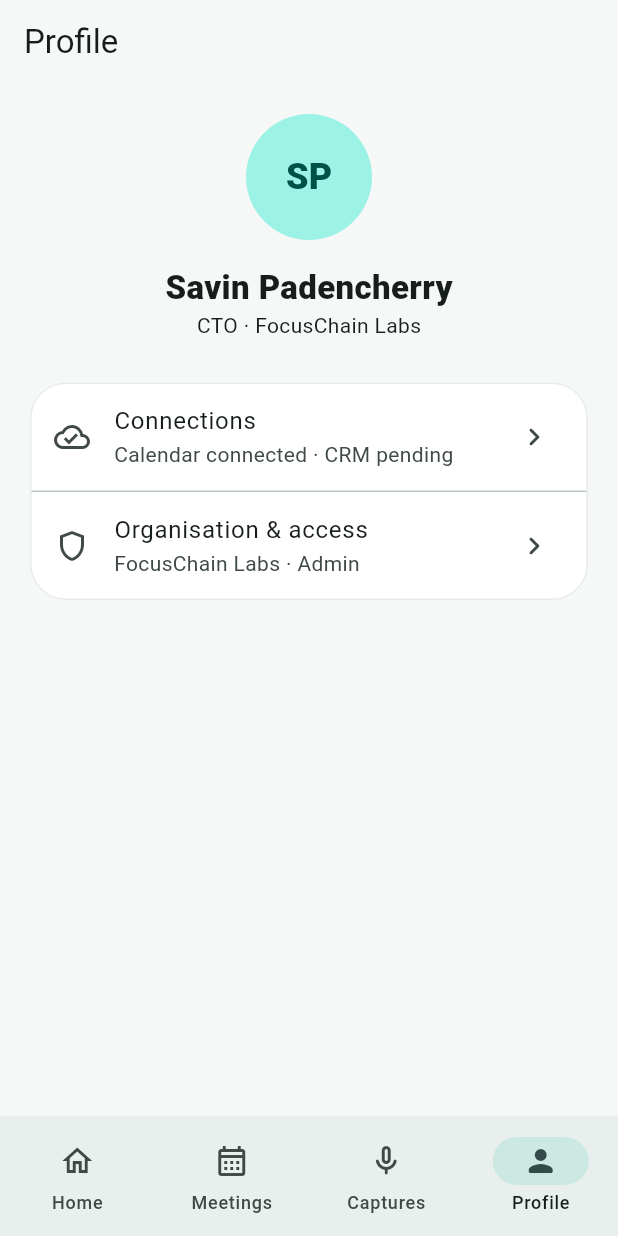
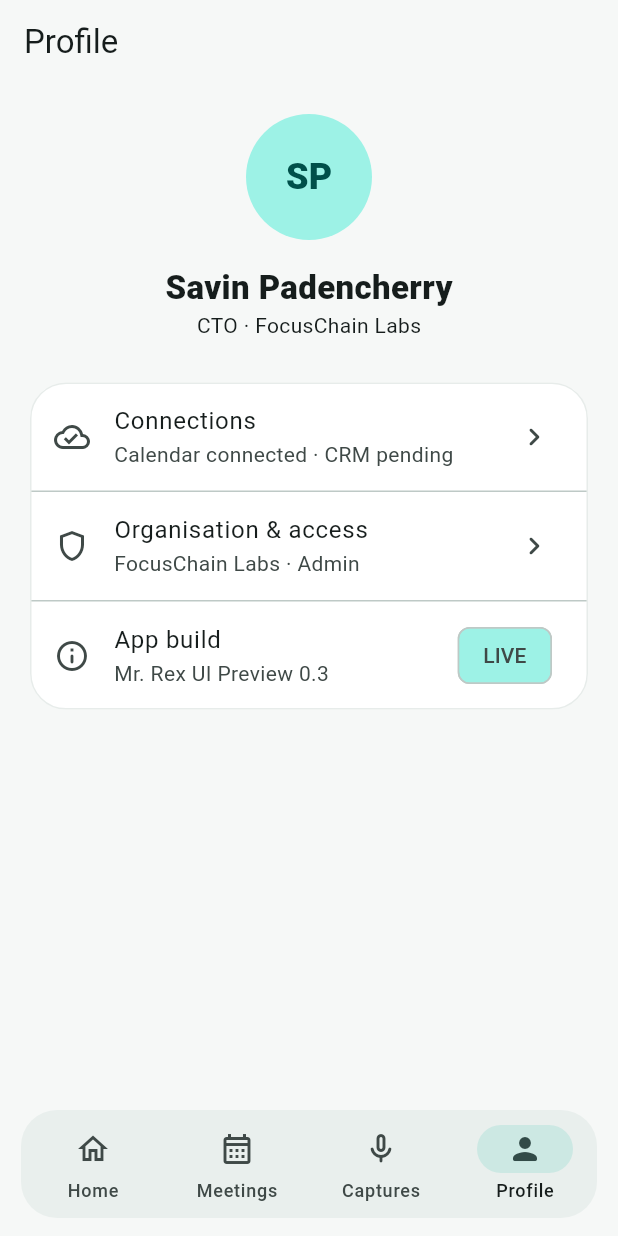
Before and after one commit to savinpadencherry/Focuschainlabs_mobile, a Flutter app: the screen it shows after launch, item 4 of the bottom bar chosen, on a phone screen of 412 x 824 dp. Run offline on Flutter 3.47's test engine with Material 3 defaults, Android fonts, the phone set to English and light mode, and no system bars; our stand-ins replace bloc, equatable, get_it.

Commit message:
feat: polish navigation and add visible UI build marker

```diff
--- a/lib/views/main_shell/main_shell_view.dart
+++ b/lib/views/main_shell/main_shell_view.dart
@@ -25,7 +25,14 @@ class _MainShellViewState extends State<MainShellView> {
   Widget build(BuildContext context) {
     return Scaffold(
       body: IndexedStack(index: _index, children: _pages),
-      bottomNavigationBar: NavigationBar(
+      bottomNavigationBar: SafeArea(
+        top: false,
+        child: Padding(
+          padding: const EdgeInsets.fromLTRB(14, 0, 14, 12),
+          child: ClipRRect(
+            borderRadius: BorderRadius.circular(24),
+            child: NavigationBar(
+              height: 72,
               selectedIndex: _index,
               onDestinationSelected: (int value) {
                 setState(() => _index = value);
@@ -53,6 +60,9 @@ class _MainShellViewState extends State<MainShellView> {
                 ),
               ],
             ),
+          ),
+        ),
+      ),
     );
   }
 }
@@ -77,21 +87,31 @@ class _ProfileView extends StatelessWidget {
           ),
           const Center(child: Text('CTO · FocusChain Labs')),
           const SizedBox(height: 28),
-          const Card(
+          Card(
             child: Column(
               children: <Widget>[
-                ListTile(
+                const ListTile(
                   leading: Icon(Icons.cloud_done_outlined),
                   title: Text('Connections'),
                   subtitle: Text('Calendar connected · CRM pending'),
                   trailing: Icon(Icons.chevron_right_rounded),
                 ),
-                Divider(height: 1),
-                ListTile(
+                const Divider(height: 1),
+                const ListTile(
                   leading: Icon(Icons.shield_outlined),
                   title: Text('Organisation & access'),
                   subtitle: Text('FocusChain Labs · Admin'),
                   trailing: Icon(Icons.chevron_right_rounded),
+                ),
+                const Divider(height: 1),
+                ListTile(
+                  leading: const Icon(Icons.info_outline_rounded),
+                  title: const Text('App build'),
+                  subtitle: const Text('Mr. Rex UI Preview 0.3'),
+                  trailing: Chip(
+                    label: const Text('LIVE'),
+                    backgroundColor: Theme.of(context).colorScheme.primaryContainer,
+                  ),
                 ),
               ],
             ),
```
Lines whose indentation alone changed are shown as unchanged.
